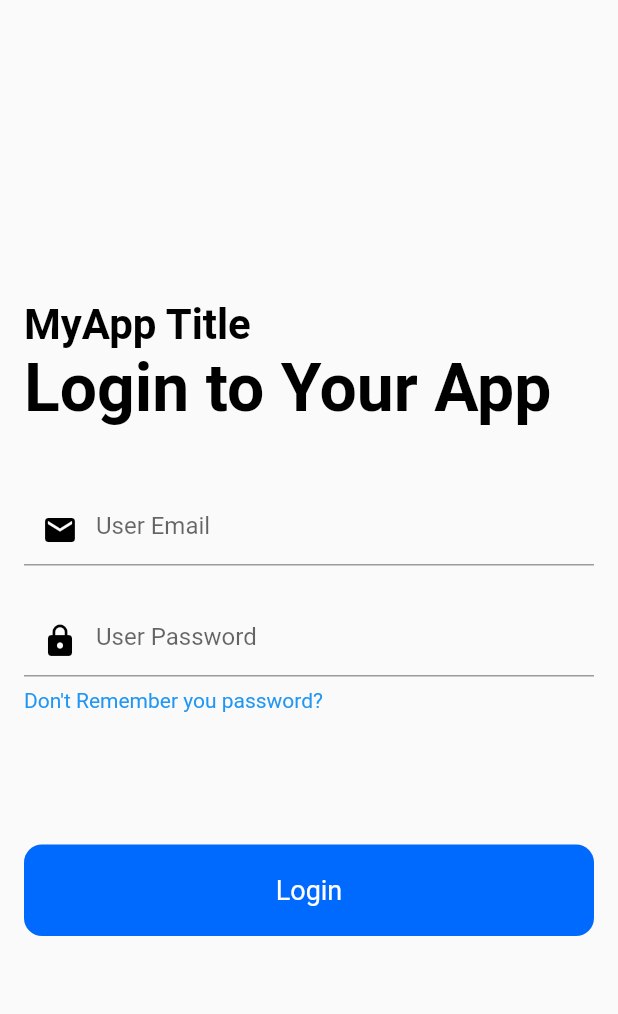
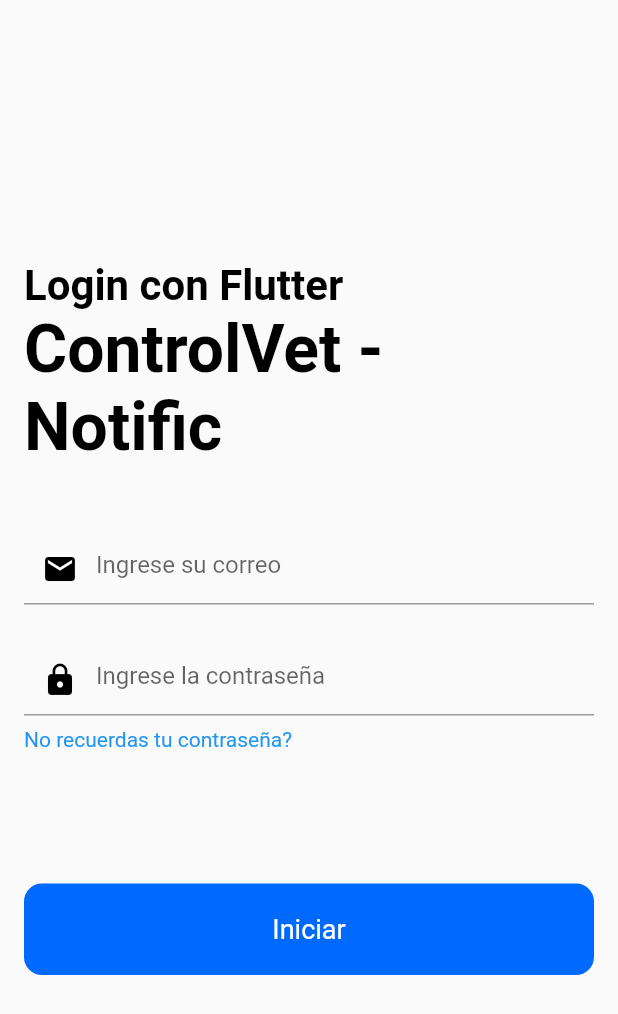
Before and after one commit to ItsJesitoVro/ControlVet-Flutter, a Flutter app: the screen it shows after launch, on a phone screen of 412 x 824 dp. Shown: the top 1014 px of the screen. Run offline on Flutter 3.47's test engine with Material 2 defaults, Android fonts, the phone set to English and light mode, and no system bars; our stand-ins replace firebase_auth, firebase_core; missing offline and left inert: firebase_auth_web, firebase_core_web; accounts and stored records are empty.

Commit message:
Traducción
Se paso al español referencia a ControlVet

```diff
--- a/lib/main.dart
+++ b/lib/main.dart
@@ -75,8 +75,8 @@
           email: email, password: password);
       user = userCredential.user;
     } on FirebaseAuthException catch (e) {
-      if (e.code == "User-not-Found") {
-        print("No User Found for that email");
+      if (e.code == "Usuario no encontrado") {
+        print("No se encontró ningún usuario para ese correo electrónico");
       }
     }
 
@@ -96,7 +96,7 @@
           crossAxisAlignment: CrossAxisAlignment.start,
           children: [
             const Text(
-              "MyApp Title",
+              "Login con Flutter",
               style: TextStyle(
                 color: Colors.black,
                 fontSize: 28.0,
@@ -104,7 +104,7 @@
               ),
             ),
             const Text(
-              "Login to Your App",
+              "ControlVet - Notific",
               style: TextStyle(
                 color: Colors.black,
                 fontSize: 44.0,
@@ -118,7 +118,7 @@
               controller: _emailController,
               keyboardType: TextInputType.emailAddress,
               decoration: const InputDecoration(
-                hintText: "User Email",
+                hintText: "Ingrese su correo",
                 prefixIcon: Icon(Icons.mail, color: Colors.black),
               ),
             ),
@@ -129,7 +129,7 @@
               controller: _passwordController,
               obscureText: true,
               decoration: const InputDecoration(
-                hintText: "User Password",
+                hintText: "Ingrese la contraseña",
                 prefixIcon: Icon(Icons.lock, color: Colors.black),
               ),
             ),
@@ -137,7 +137,7 @@
               height: 8.0,
             ),
             const Text(
-              "Don't Remember you password?",
+              "No recuerdas tu contraseña?",
               style: TextStyle(color: Colors.blue),
             ),
             const SizedBox(
@@ -164,7 +164,7 @@
                     }
                   },
                   child: const Text(
-                    "Login",
+                    "Iniciar",
                     style: TextStyle(
                       color: Colors.white,
                       fontSize: 18.0,
--- a/lib/profile_screen.dart
+++ b/lib/profile_screen.dart
@@ -14,7 +14,7 @@
   Widget build(BuildContext context) {
     return Scaffold(
       body: Center(
-        child: Text("Welcome to your profile Page"),
+        child: Text("Bienvenido, que tenga un buen dia!!!"),
       ),
     );
   }
```
Also changed, not shown: 1 other file.
